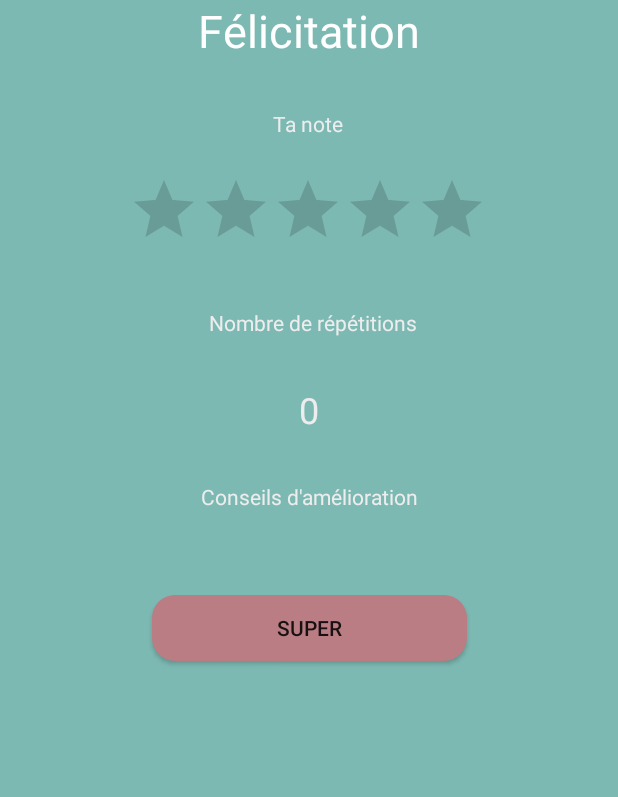
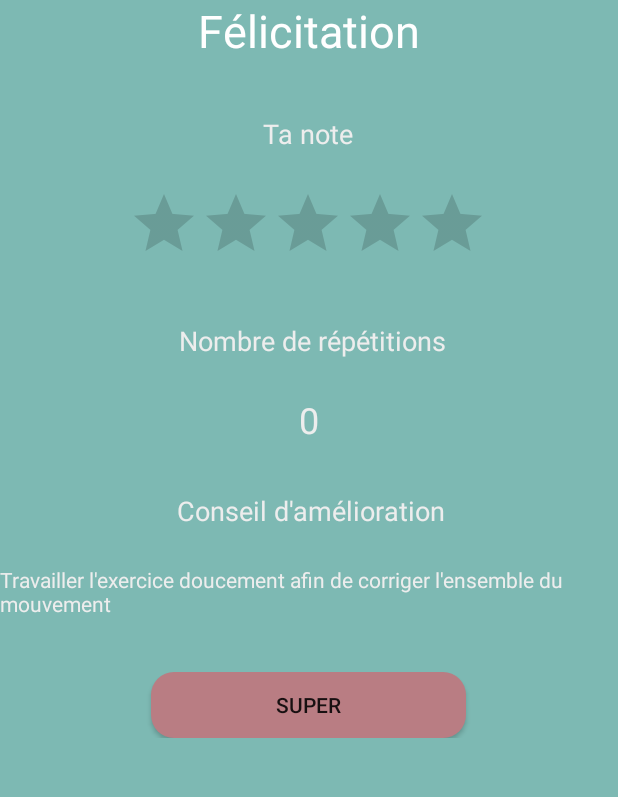
Before and after one commit to MagicFame/CaptionThis, an Android app: the Recapitulatif screen opened directly, with no data from a screen before it, on a phone screen of 412 x 824 dp, the part 288-1085 px from its top. Run offline under Robolectric (Android 15) with nearby library versions, the phone set to English and light mode, and no system bars; 4 statements that could not run were skipped.

Commit message:
Ajout des notes explicites et du temps + ajout des conseils

```diff
--- a/app/src/main/java/com/magicfame/captionthis/Recapitulatif.java
+++ b/app/src/main/java/com/magicfame/captionthis/Recapitulatif.java
@@ -10,22 +10,26 @@ import androidx.appcompat.app.AppCompatActivity;
 public class Recapitulatif extends AppCompatActivity {
 
 
-    private float score;
+    private float valeurDebut, valeurFin;
     private int nombreDeRep;
+    private double temps;
     protected void onCreate(Bundle savedInstanceState) {
         super.onCreate(savedInstanceState);
         setContentView(R.layout.recap);
-        this.score = getIntent().getExtras().getFloat("score");
+        this.valeurDebut = getIntent().getExtras().getFloat("scoreDebut");
+        this.valeurFin = getIntent().getExtras().getFloat("scoreFin");
         int repNumber = getIntent().getExtras().getInt("nombreRepetition");
+        this.temps = getIntent().getExtras().getDouble("temps");
         this.nombreDeRep = (int) (repNumber + Math.sqrt((double) repNumber) / 2);
         setContent();
     }
 
     protected void setContent(){
+        float score = calculeScore(valeurDebut, valeurFin, temps);
         RatingBar rating = findViewById(R.id.ratingBar);
         rating.setNumStars(5);
         rating.setIsIndicator(true);
-        rating.setRating(this.score%5);
+        rating.setRating(score);
 
         TextView nombreRep = findViewById(R.id.textView8);
         nombreRep.setText(String.valueOf(nombreDeRep));
@@ -37,4 +41,55 @@ public class Recapitulatif extends AppCompatActivity {
             }
         });
     }
+
+    protected float calculeScore(float valeurDebut, float valeurFin, double temps){
+        int scoreFin = calculeScoreFin(valeurFin);
+        int scoreDebut = calculeScoreDebut(valeurDebut);
+        int scoreTemps = calculeScoreTemps(temps);
+
+        modifyConseilLayout(scoreDebut, scoreFin, scoreTemps);
+
+        return (scoreFin + scoreDebut + scoreTemps) / 3;
+    }
+
+    protected void modifyConseilLayout(int scoreDebut, int scoreFin, int scoreTemps){
+        TextView conseil = findViewById(R.id.textView4);
+        // score début le plus petit
+        if(scoreDebut < scoreFin && scoreDebut < scoreTemps) conseil.setText("Penser à bien mettre les bras en angle droit sur la position de départ");
+        else if(scoreFin < scoreDebut && scoreFin < scoreTemps) conseil.setText("Penser à bien tendre les bras en position étendu");
+        else if(scoreTemps < scoreDebut && scoreTemps < scoreFin) conseil.setText("Penser à prendre plus de temps durant chaque répétition");
+        else conseil.setText("Travailler l'exercice doucement afin de corriger l'ensemble du mouvement");
+    }
+
+    protected int calculeScoreTemps(double temps){
+        if(this.nombreDeRep > 0){
+            double tempsParRep = temps / nombreDeRep;
+            if(tempsParRep > 1.5) return 5;
+            else if(tempsParRep > 1.2) return 4;
+            else if(tempsParRep > 1) return 3;
+            else if(tempsParRep > 0.75) return 2;
+            else return 1;
+        } else return 0;
+    }
+
+    protected int calculeScoreFin(float valeurFin){
+        // calcul scoreFin
+        if(this.nombreDeRep > 0) {
+            if (valeurFin < 140) return 5;
+            else if (valeurFin < 150) return 4;
+            else if (valeurFin < 180) return 3;
+            else if (valeurFin < 200) return 2;
+            else return 1;
+        } else return 0;
+    }
+
+    protected int calculeScoreDebut(float valeurDebut){
+        if(this.nombreDeRep > 0) {
+            if (valeurDebut < 175) return 5;
+            else if (valeurDebut < 195) return 4;
+            else if (valeurDebut < 215) return 3;
+            else if (valeurDebut < 240) return 2;
+            else return 1;
+        } else return 0;
+    }
 }
--- a/app/src/main/res/layout/recap.xml
+++ b/app/src/main/res/layout/recap.xml
@@ -1,11 +1,17 @@
 <?xml version="1.0" encoding="utf-8"?>
 
-    <androidx.constraintlayout.widget.ConstraintLayout
-        xmlns:android="http://schemas.android.com/apk/res/android"
+<ScrollView xmlns:android="http://schemas.android.com/apk/res/android"
     xmlns:app="http://schemas.android.com/apk/res-auto"
     xmlns:tools="http://schemas.android.com/tools"
+    android:layout_width="fill_parent"
+    android:layout_height="fill_parent"
+    android:background="@color/blueCaptionThis">
+
+    <androidx.constraintlayout.widget.ConstraintLayout
+
         android:layout_width="match_parent"
-        android:layout_height="match_parent">
+        android:layout_height="wrap_content">
+
 
         <View
             android:id="@+id/background2"
@@ -47,9 +53,10 @@
             android:id="@+id/textView5"
             android:layout_width="wrap_content"
             android:layout_height="wrap_content"
-        android:layout_marginTop="32dp"
+            android:layout_marginTop="36dp"
             android:text="Ta note"
             android:textColor="@color/lightgray"
+            android:textSize="18sp"
             app:layout_constraintEnd_toEndOf="parent"
             app:layout_constraintHorizontal_bias="0.498"
             app:layout_constraintStart_toStartOf="parent"
@@ -70,8 +77,10 @@
             android:layout_width="wrap_content"
             android:layout_height="wrap_content"
             android:layout_marginTop="32dp"
-        android:text="Conseils d'amélioration"
+            android:text="Conseil d'amélioration"
+            android:textAlignment="center"
             android:textColor="@color/lightgray"
+            android:textSize="18sp"
             app:layout_constraintEnd_toEndOf="parent"
             app:layout_constraintHorizontal_bias="0.503"
             app:layout_constraintStart_toStartOf="parent"
@@ -84,6 +93,7 @@
             android:layout_marginTop="32dp"
             android:text="Nombre de répétitions"
             android:textColor="@color/lightgray"
+            android:textSize="18sp"
             app:layout_constraintEnd_toEndOf="parent"
             app:layout_constraintHorizontal_bias="0.509"
             app:layout_constraintStart_toStartOf="parent"
@@ -93,7 +103,7 @@
             android:id="@+id/textView8"
             android:layout_width="wrap_content"
             android:layout_height="wrap_content"
-        android:layout_marginTop="32dp"
+            android:layout_marginTop="24dp"
             android:text="2"
             android:textColor="@color/lightgray"
             android:textSize="24sp"
@@ -105,11 +115,25 @@
             android:id="@+id/button4"
             android:layout_width="210dp"
             android:layout_height="44dp"
-        android:layout_marginTop="56dp"
+            android:layout_marginTop="36dp"
             android:background="@drawable/button_background"
             android:text="Super"
+            app:layout_constraintEnd_toEndOf="parent"
+            app:layout_constraintHorizontal_bias="0.497"
+            app:layout_constraintStart_toStartOf="parent"
+            app:layout_constraintTop_toBottomOf="@+id/textView4" />
+
+        <TextView
+            android:id="@+id/textView4"
+            android:layout_width="wrap_content"
+            android:layout_height="wrap_content"
+            android:layout_marginTop="24dp"
+            android:text="TextView"
+            android:textAlignment="textStart"
+            android:textColor="@color/lightgray"
             app:layout_constraintEnd_toEndOf="parent"
             app:layout_constraintStart_toStartOf="parent"
             app:layout_constraintTop_toBottomOf="@+id/textView6" />
 
     </androidx.constraintlayout.widget.ConstraintLayout>
+</ScrollView>
--- a/app/src/main/res/values/strings.xml
+++ b/app/src/main/res/values/strings.xml
@@ -4,4 +4,8 @@
     <string name="sign_in">Sign in</string>
     <string name="connect">Register</string>
     <string name="logo">logo</string>
+    <string name="felicitation">Félicitation</string>
+    <string name="ta_note">Ta note</string>
+    <string name="nombre_de_repetitions">Nombre de répétitions</string>
+    <string name="_2">2</string>
 </resources>
```
Also changed, not shown: app/src/main/java/com/magicfame/captionthis/CameraActivity.java (+19 -10 lines). Lines whose indentation alone changed are shown as unchanged.
